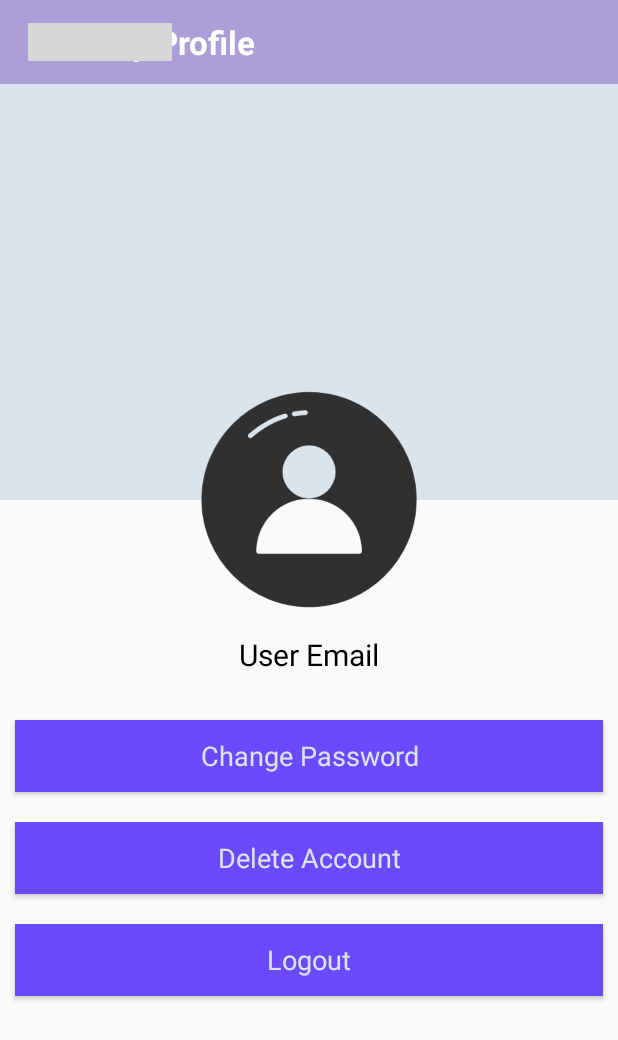
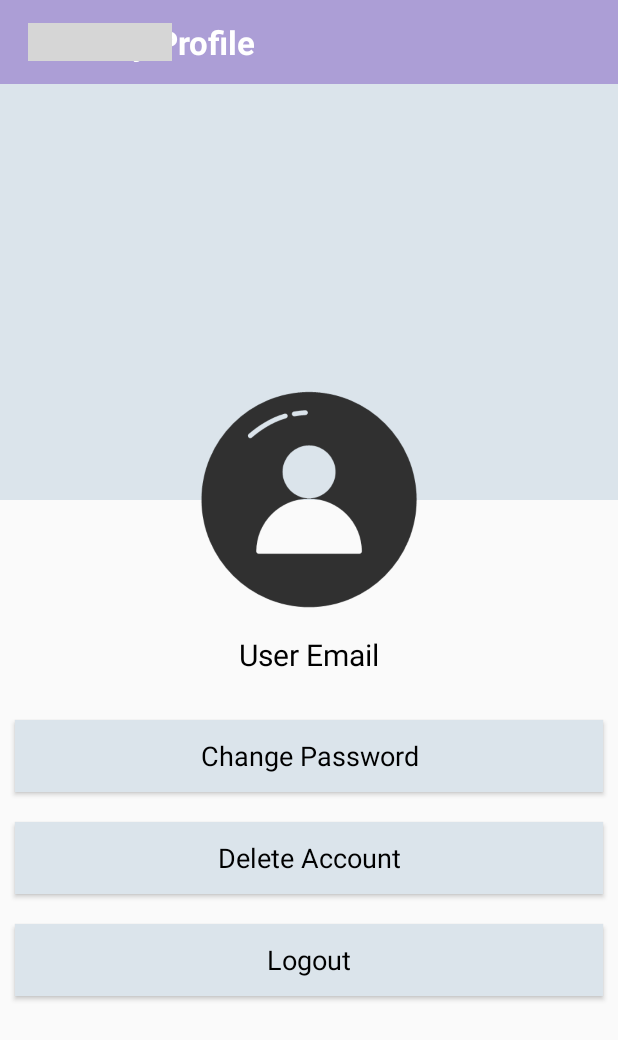
Before and after one commit to AbderrahmaneOd/MyWallet, an Android app: the Profile screen opened directly, with no data from a screen before it, on a phone screen of 412 x 824 dp. Shown: the top 1040 px of the screen. Run offline under Robolectric (Android 15) with nearby library versions, the phone set to English and light mode, and no system bars; our stand-ins replace Firebase (no records; nobody signed in at launch, a user with empty details on screens opened directly); Roboto replaces fonts that are not available here; 1 statement that could not run was skipped; grey boxes are pictures that could not be loaded.

Commit message:
Design Update

```diff
--- a/app/src/main/java/com/example/myapplication/first_home_page.java
+++ b/app/src/main/java/com/example/myapplication/first_home_page.java
@@ -58,7 +58,7 @@ public class first_home_page extends AppCompatActivity implements NavigationView
         setContentView(R.layout.activity_first_home_page);
 
         Toolbar toolbar=findViewById(R.id.my_toolbar);
-        toolbar.setTitle("Spendee");
+        toolbar.setTitle("MyWallet");
         toolbar.setTitleTextColor(Color.BLACK);
 
         //setSupportActionBar(toolbar);
--- a/app/src/main/res/layout/activity_feedback.xml
+++ b/app/src/main/res/layout/activity_feedback.xml
@@ -36,7 +36,7 @@
         android:layout_height="wrap_content"
         android:layout_gravity="center"
         android:layout_marginTop="15dp"
-        android:background="@color/purple_500"
+        android:background="@color/chromatic"
         android:padding="10dp"
         android:text="Submit"
         android:textColor="@color/black" />
--- a/app/src/main/res/layout/activity_profile.xml
+++ b/app/src/main/res/layout/activity_profile.xml
@@ -60,9 +60,9 @@
                 android:background="@color/yellow"
                 android:text="Change Password"
                 android:textAppearance="?android:textAppearanceMedium"
-                android:textColor="@color/chromatic"
+                android:textColor="@color/black"
                 android:textColorHint="@android:color/black"
-                app:backgroundTint="@color/purple_500"
+                app:backgroundTint="@color/chromatic"
                 tools:ignore="TextContrastCheck" />
 
             <Button
@@ -73,9 +73,9 @@
                 android:background="@color/yellow"
                 android:text="Delete Account"
                 android:textAppearance="?android:textAppearanceMedium"
-                android:textColor="@color/chromatic"
+                android:textColor="@color/black"
                 android:textColorHint="@android:color/black"
-                app:backgroundTint="@color/purple_500"
+                app:backgroundTint="@color/chromatic"
                 tools:ignore="TextContrastCheck" />
 
             <Button
@@ -86,9 +86,9 @@
                 android:background="@color/yellow"
                 android:text="Logout"
                 android:textAppearance="?android:textAppearanceMedium"
-                android:textColor="@color/chromatic"
+                android:textColor="@color/black"
                 android:textColorHint="@android:color/black"
-                app:backgroundTint="@color/purple_500"
+                app:backgroundTint="@color/chromatic"
                 tools:ignore="TextContrastCheck" />
 
 
--- a/app/src/main/res/layout/activity_registration.xml
+++ b/app/src/main/res/layout/activity_registration.xml
@@ -85,7 +85,7 @@
                 android:textAppearance="?android:textAppearanceMedium"
                 android:textColor="@android:color/black"
                 android:textColorHint="@android:color/black"
-                app:backgroundTint="@color/purple_500" />
+                app:backgroundTint="@color/chromatic" />
 
             <TextView
                 android:id="@+id/signin_here"
```
